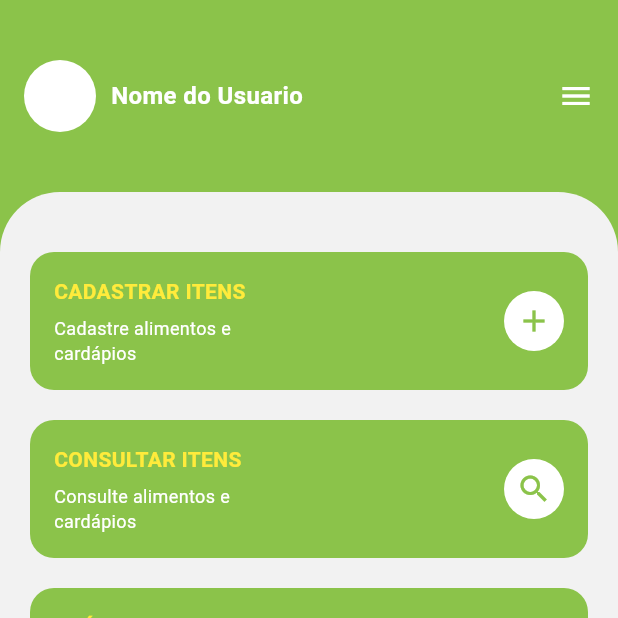
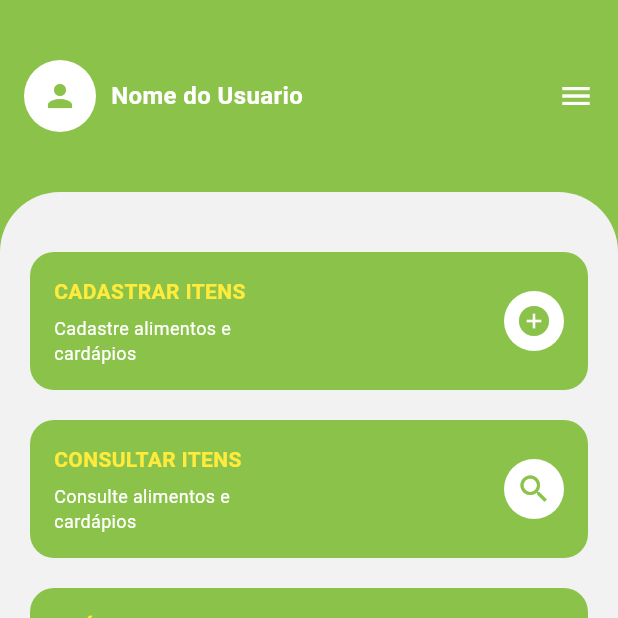
Before and after one commit to maiaraborsatti/meu-cardapio-app, a Flutter app: the MenuScreen screen opened by its route, on a phone screen of 412 x 824 dp, the top half of it. Run offline on Flutter 3.47's test engine with Material 3 defaults, Android fonts, the phone set to English and light mode, and no system bars; our stand-ins replace sqflite; accounts and stored records are empty.

Commit message:
feat: tela de menu com icones atualizados

```diff
--- a/lib/screens/login_screen.dart
+++ b/lib/screens/login_screen.dart
@@ -38,6 +38,7 @@ class LoginScreen extends StatelessWidget {
               CustomButton(
                 text: 'Criar novo usuário',
                 onPressed: () {
+
                   // navegar para cadastro
                 },
               ),
--- a/lib/screens/menu_screen.dart
+++ b/lib/screens/menu_screen.dart
@@ -1,7 +1,7 @@
 import 'package:flutter/material.dart';
 import '../theme/app_colors.dart';
 import '../routes/app_routes.dart';
-
+import '../theme/app_icons.dart';
 
 
 // ================== TELA ==================
@@ -24,14 +24,17 @@ class MenuScreen extends StatelessWidget {
               children: [
                 // avatar + nome
                 Row(
-                  children: const [
+                  children: [
                     CircleAvatar(
                       radius: 24,
                       backgroundColor: Colors.white,
-                      child: Icon(Icons.person, color: Colors.white),
+                      child: AppIcon(
+                        AppIcons.perfil,
+                        color: AppColors.primaryGreen,
+                      ),
                     ),
-                    SizedBox(width: 10),
-                    Text(
+                    const SizedBox(width: 10),
+                    const Text(
                       "Nome do Usuario",
                       style: TextStyle(
                         color: Colors.white,
@@ -44,10 +47,13 @@ class MenuScreen extends StatelessWidget {
 
                 // menu icon
                 InkWell(
-                onTap: () {
-                Navigator.pushReplacementNamed(context, AppRoutes.login);
-                  },//aqui depois mudar o lugar de navegação
-                  child: const Icon(Icons.menu, color: Colors.white),
+                  onTap: () {
+                    Navigator.pushReplacementNamed(context, AppRoutes.login);
+                  }, //fim do onTap
+                  child: const AppIcon(
+                    AppIcons.menu,
+                    color: Colors.white,
+                  ),
                 ),
               ],
             ),
@@ -75,7 +81,7 @@ class MenuScreen extends StatelessWidget {
                     _menuCard(
                       title: "CADASTRAR ITENS",
                       subtitle: "Cadastre alimentos e\ncardápios",
-                      icon: Icons.add,
+                      icon: AppIcons.add,
                     ),
 
                     const SizedBox(height: 20),
@@ -84,7 +90,7 @@ class MenuScreen extends StatelessWidget {
                     _menuCard(
                       title: "CONSULTAR ITENS",
                       subtitle: "Consulte alimentos e\ncardápios",
-                      icon: Icons.search,
+                      icon: AppIcons.busca,
                     ),
 
                     const SizedBox(height: 20),
@@ -93,7 +99,7 @@ class MenuScreen extends StatelessWidget {
                     _menuCard(
                       title: "CRÉDITOS",
                       subtitle: "Acesse para conhecer os\ndesenvolvedores",
-                      icon: Icons.receipt_long,
+                      icon: AppIcons.creditos,
                     ),
                   ],
                 ),
@@ -106,12 +112,13 @@ class MenuScreen extends StatelessWidget {
   }
 }
 
+
 // ================== COMPONENTE CARD ==================
 
 Widget _menuCard({
   required String title,
   required String subtitle,
-  required IconData icon,
+  required IconData icon, //continua sendo IconData (sua lib retorna isso)
 }) {
   return Container(
     width: double.infinity,
@@ -149,7 +156,10 @@ Widget _menuCard({
         // icone
         CircleAvatar(
           backgroundColor: Colors.white,
-          child: Icon(icon, color: AppColors.primaryGreen),
+          child: AppIcon(
+            icon,
+            color: AppColors.primaryGreen,
+          ), //usa sua lib aqui
         ),
       ],
     ),
```
